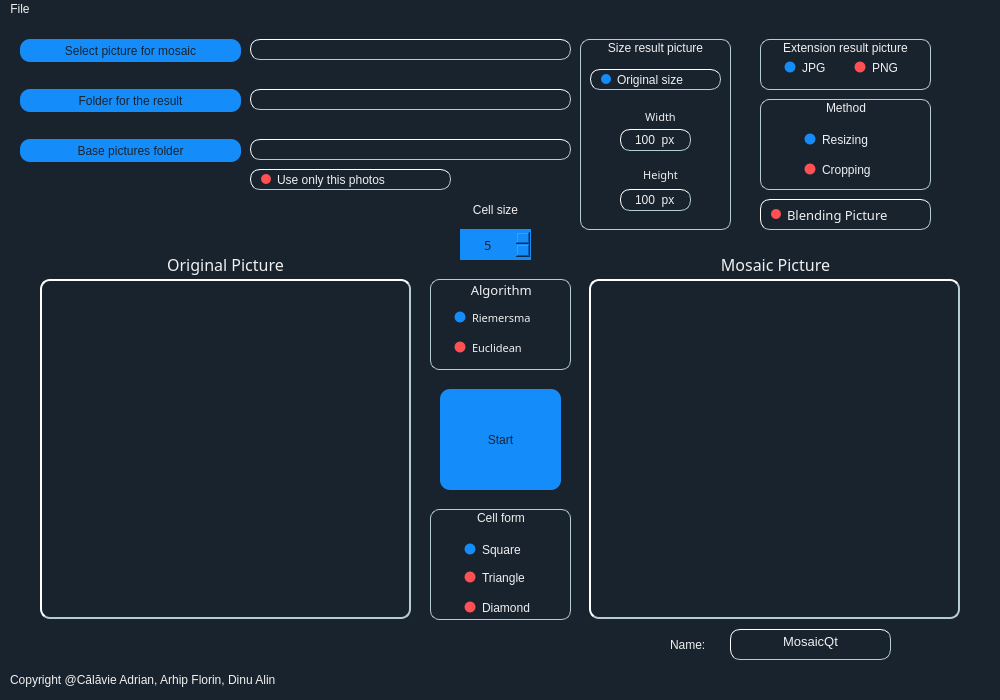
First picture: the form in MosaicQt/QtExample/mainwindow.ui, repository adriancalavie/Mosaic-plus-plus, before the edit.
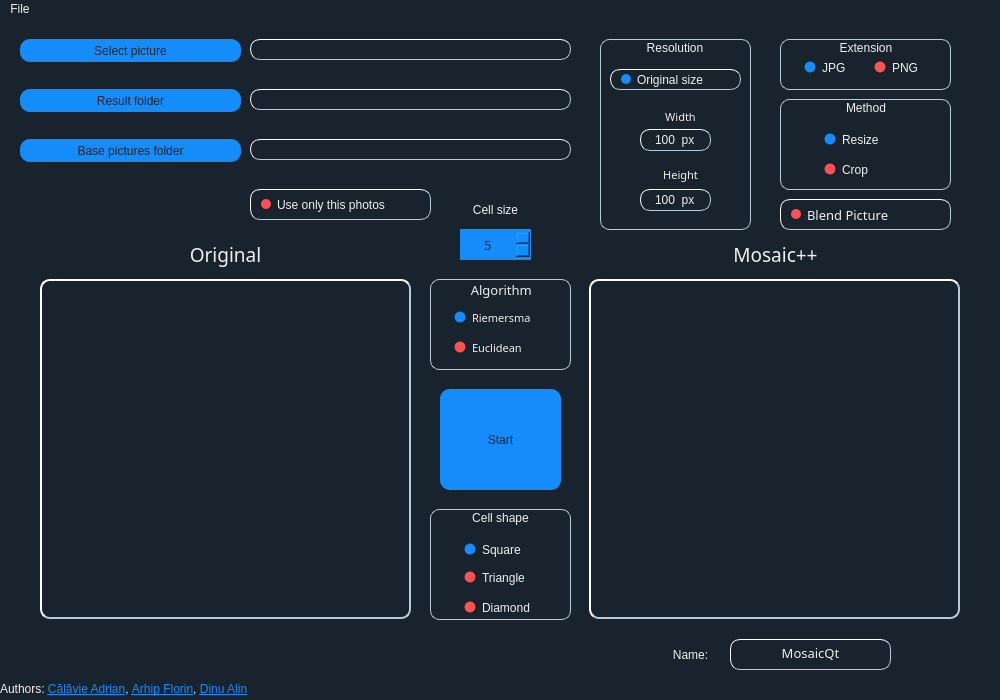
Second picture: the form after the edit. Icons and pictures are not drawn.

Commit message: Moved blending function out of Mosaic class and into PictureTools.dll Changed some ui elements and added tool-tips for most of the UI components

What changed in the file:
```diff
--- a/MosaicQt/QtExample/mainwindow.ui
+++ b/MosaicQt/QtExample/mainwindow.ui
@@ -570,7 +570,7 @@
 background:#148dfa;</string>
     </property>
     <property name="text">
-     <string>Select picture for mosaic</string>
+     <string>Select picture</string>
     </property>
    </widget>
    <widget class="QPushButton" name="buttonFolderForTheResult">
@@ -595,14 +595,14 @@
 background:#148dfa;</string>
     </property>
     <property name="text">
-     <string>Folder for the result</string>
+     <string>Result folder</string>
     </property>
    </widget>
    <widget class="QLabel" name="originalPictureLabelTextLabel">
     <property name="geometry">
      <rect>
       <x>150</x>
-      <y>230</y>
+      <y>220</y>
       <width>151</width>
       <height>31</height>
      </rect>
@@ -610,7 +610,7 @@
     <property name="font">
      <font>
       <family>Century Gothic</family>
-      <pointsize>12</pointsize>
+      <pointsize>14</pointsize>
       <weight>50</weight>
       <italic>false</italic>
       <bold>false</bold>
@@ -620,7 +620,7 @@
      <string notr="true">font: 12pt  &quot;Century Gothic&quot;;</string>
     </property>
     <property name="text">
-     <string>Original Picture</string>
+     <string>Original</string>
     </property>
     <property name="textFormat">
      <enum>Qt::AutoText</enum>
@@ -633,7 +633,7 @@
     <property name="geometry">
      <rect>
       <x>700</x>
-      <y>230</y>
+      <y>220</y>
       <width>151</width>
       <height>31</height>
      </rect>
@@ -641,7 +641,7 @@
     <property name="font">
      <font>
       <family>Century Gothic</family>
-      <pointsize>12</pointsize>
+      <pointsize>14</pointsize>
       <weight>50</weight>
       <italic>false</italic>
       <bold>false</bold>
@@ -651,7 +651,7 @@
      <string notr="true">font: 12pt  &quot;Century Gothic&quot;;</string>
     </property>
     <property name="text">
-     <string>Mosaic Picture</string>
+     <string>Mosaic++</string>
     </property>
     <property name="alignment">
      <set>Qt::AlignCenter</set>
@@ -867,9 +867,9 @@
     <property name="geometry">
      <rect>
       <x>250</x>
-      <y>150</y>
-      <width>201</width>
-      <height>21</height>
+      <y>170</y>
+      <width>181</width>
+      <height>31</height>
      </rect>
     </property>
     <property name="cursor">
@@ -909,7 +909,7 @@
    <widget class="QGroupBox" name="groupBoxExtensions">
     <property name="geometry">
      <rect>
-      <x>760</x>
+      <x>780</x>
       <y>20</y>
       <width>171</width>
       <height>51</height>
@@ -927,7 +927,7 @@
 }</string>
     </property>
     <property name="title">
-     <string>Extension result picture</string>
+     <string>Extension</string>
     </property>
     <property name="alignment">
      <set>Qt::AlignCenter</set>
@@ -1053,7 +1053,7 @@
 }</string>
     </property>
     <property name="title">
-     <string>Cell form</string>
+     <string>Cell shape</string>
     </property>
     <property name="alignment">
      <set>Qt::AlignHCenter|Qt::AlignTop</set>
@@ -1194,7 +1194,7 @@
    <widget class="QGroupBox" name="groupBoxSizeResultPicture">
     <property name="geometry">
      <rect>
-      <x>580</x>
+      <x>600</x>
       <y>20</y>
       <width>151</width>
       <height>191</height>
@@ -1213,7 +1213,7 @@
 }</string>
     </property>
     <property name="title">
-     <string>Size result picture</string>
+     <string>Resolution</string>
     </property>
     <property name="alignment">
      <set>Qt::AlignCenter</set>
@@ -1711,7 +1711,7 @@
    <widget class="QCheckBox" name="checkBoxBlendingPicture">
     <property name="geometry">
      <rect>
-      <x>760</x>
+      <x>780</x>
       <y>180</y>
       <width>171</width>
       <height>31</height>
@@ -1731,6 +1731,7 @@
     </property>
     <property name="styleSheet">
      <string notr="true">QCheckBox {
+text-align: center;
 border-style: outset;
 border-width: 1px;
 border-color: rgb(181, 204, 214);
@@ -1756,13 +1757,13 @@
 }</string>
     </property>
     <property name="text">
-     <string>Blending Picture</string>
+     <string>Blend Picture</string>
     </property>
    </widget>
    <widget class="QGroupBox" name="groupBoxMethod">
     <property name="geometry">
      <rect>
-      <x>760</x>
+      <x>780</x>
       <y>80</y>
       <width>171</width>
       <height>91</height>
@@ -1822,7 +1823,7 @@
 }</string>
      </property>
      <property name="text">
-      <string>Resizing</string>
+      <string>Resize</string>
      </property>
      <property name="checked">
       <bool>true</bool>
@@ -1865,15 +1866,15 @@
 }</string>
      </property>
      <property name="text">
-      <string>Cropping</string>
+      <string>Crop</string>
      </property>
     </widget>
    </widget>
    <widget class="QLabel" name="labelNameResultPicture">
     <property name="geometry">
      <rect>
-      <x>670</x>
-      <y>610</y>
+      <x>660</x>
+      <y>620</y>
       <width>61</width>
       <height>31</height>
      </rect>
@@ -1884,16 +1885,29 @@
     <property name="text">
      <string>Name:</string>
     </property>
+    <property name="alignment">
+     <set>Qt::AlignCenter</set>
+    </property>
    </widget>
    <widget class="QTextEdit" name="textEditNameResultPicture">
     <property name="geometry">
      <rect>
       <x>730</x>
-      <y>610</y>
+      <y>620</y>
       <width>161</width>
       <height>31</height>
      </rect>
     </property>
+    <property name="font">
+     <font>
+      <family>Century Gothic</family>
+      <pointsize>12</pointsize>
+      <weight>50</weight>
+      <italic>false</italic>
+      <bold>false</bold>
+      <stylestrategy>PreferDefault</stylestrategy>
+     </font>
+    </property>
     <property name="cursor" stdset="0">
      <cursorShape>ArrowCursor</cursorShape>
     </property>
@@ -1904,6 +1918,9 @@
 border-color: rgb(181, 204, 214);
 font: 12pt  &quot;Century Gothic&quot;;</string>
     </property>
+    <property name="frameShadow">
+     <enum>QFrame::Sunken</enum>
+    </property>
     <property name="verticalScrollBarPolicy">
      <enum>Qt::ScrollBarAlwaysOff</enum>
     </property>
@@ -1911,7 +1928,10 @@
      <enum>Qt::ScrollBarAlwaysOff</enum>
     </property>
     <property name="sizeAdjustPolicy">
-     <enum>QAbstractScrollArea::AdjustToContentsOnFirstShow</enum>
+     <enum>QAbstractScrollArea::AdjustToContents</enum>
+    </property>
+    <property name="lineWrapMode">
+     <enum>QTextEdit::WidgetWidth</enum>
     </property>
     <property name="html">
      <string>&lt;!DOCTYPE HTML PUBLIC &quot;-//W3C//DTD HTML 4.0//EN&quot; &quot;http://www.w3.org/TR/REC-html40/strict.dtd&quot;&gt;
@@ -1924,9 +1944,9 @@
    <widget class="QLabel" name="label">
     <property name="geometry">
      <rect>
-      <x>10</x>
-      <y>650</y>
-      <width>321</width>
+      <x>0</x>
+      <y>660</y>
+      <width>331</width>
       <height>21</height>
      </rect>
     </property>
@@ -1934,14 +1954,20 @@
      <string notr="true">font: 8pt  &quot;Century Gothic&quot;;</string>
     </property>
     <property name="text">
-     <string>Copyright @Călăvie Adrian, Arhip Florin, Dinu Alin</string>
+     <string>&lt;html&gt;&lt;head/&gt;&lt;body&gt;&lt;p&gt;Authors: &lt;a href=&quot;mailto: adrian.calavie06@gmail.com&quot;&gt;&lt;span style=&quot; text-decoration: underline; color:#148dfa;&quot;&gt;Călăvie Adrian&lt;/span&gt;&lt;/a&gt;, &lt;a href=&quot;mailto: florin9925@gmail.com&quot;&gt;&lt;span style=&quot; text-decoration: underline; color:#148dfa;&quot;&gt;Arhip Florin&lt;/span&gt;&lt;/a&gt;, &lt;a href=&quot;mailto: dinui.alin@gmail.com&quot;&gt;&lt;span style=&quot; text-decoration: underline; color:#148dfa;&quot;&gt;Dinu Alin&lt;/span&gt;&lt;/a&gt;&lt;/p&gt;&lt;/body&gt;&lt;/html&gt;</string>
+    </property>
+    <property name="alignment">
+     <set>Qt::AlignLeading|Qt::AlignLeft|Qt::AlignVCenter</set>
+    </property>
+    <property name="openExternalLinks">
+     <bool>true</bool>
     </property>
    </widget>
    <widget class="QLabel" name="waitLabel">
     <property name="geometry">
      <rect>
       <x>470</x>
-      <y>615</y>
+      <y>620</y>
       <width>61</width>
       <height>31</height>
      </rect>
```
Left out of the diff: 91 changed lines with no effect on the pictures. The commit also changes 8 other files.
